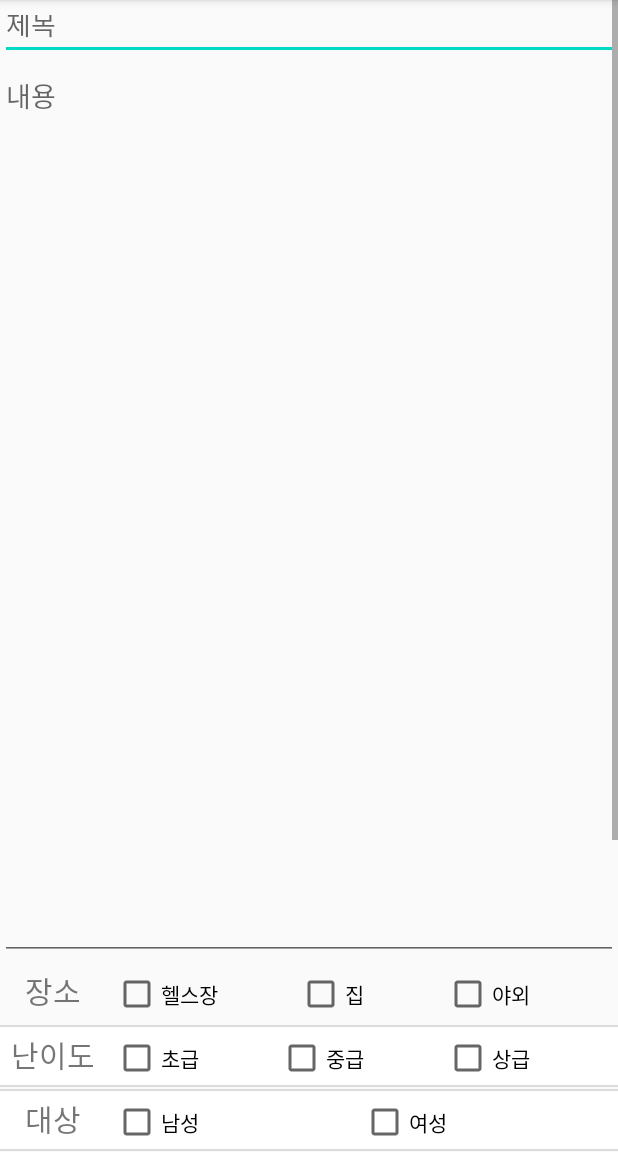
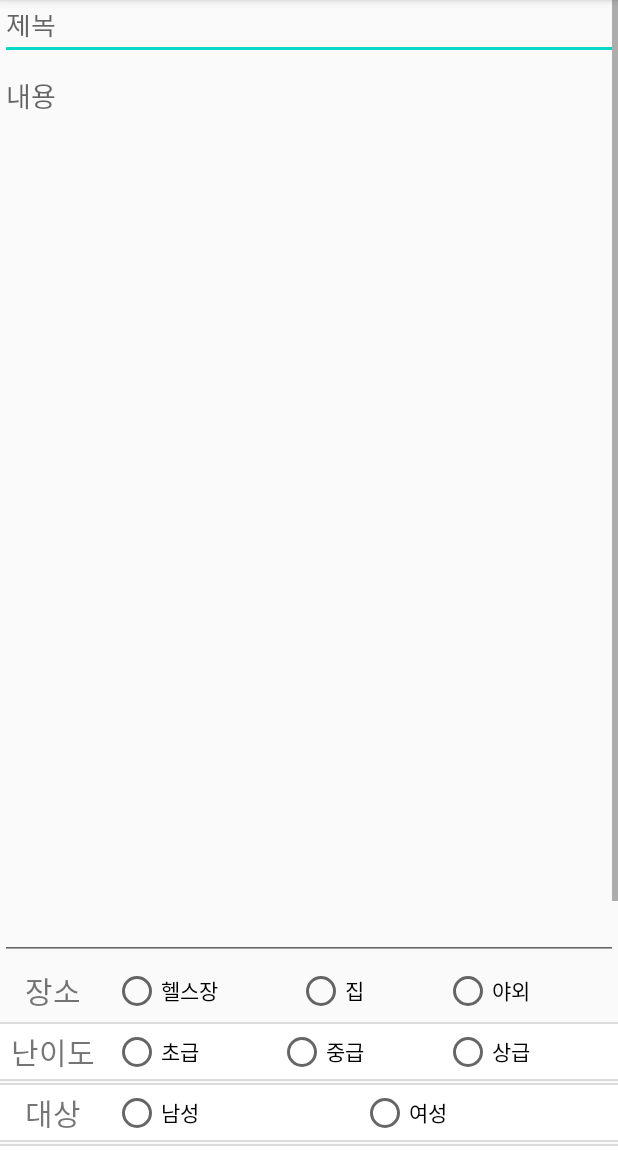
Before and after one commit to Ju-nic2/YourHealth, an Android app: the sns_upload screen opened directly, with no data from a screen before it, on a phone screen of 412 x 824 dp, the part 84-1236 px from its top. Run offline under Robolectric (Android 15) with nearby library versions, the phone set to English and light mode, and no system bars.

Commit message:
A class post_content implemented, sns_upload activity event handling implemented

```diff
--- /dev/null
+++ b/app/src/main/java/com/example/yourhealth/Routine.java
@@ -0,0 +1,4 @@
+package com.example.yourhealth;
+
+public class Routine {
+}
--- /dev/null
+++ b/app/src/main/java/com/example/yourhealth/post_content.java
@@ -0,0 +1,109 @@
+package com.example.yourhealth;
+
+public class post_content {
+    private String title;
+    private String content;
+    private int place;
+    private int difficulty;
+    private int sex;
+    private int frequency;
+    private int time;
+    private Boolean completed;
+    private String photo;
+    private Routine routine;
+
+    final int PLACE_FITNESSCENTER = 0;
+    final int PLACE_HOME = 1;
+    final int PLACE_OUTDOOR = 2;
+    final int DIFFICULTY_NOVICE = 3;
+    final int DIFFICULTY_INTERMEDIATE = 4;
+    final int DIFFICULTY_ADVANCE = 5;
+    final int SEX_MALE = 6;
+    final int SEX_FEMALE = 7;
+    final int FREQUENCY_TOTHREE = 8;
+    final int FREQUENCY_FOURFIVE = 9;
+    final int FREQUENCY_SIXTOSEVEN = 10;
+    final int TIME_TWENTYTOFORTY = 11;
+    final int TIME_FORTYTOSEVENTY = 12;
+    final int TIME_ABOVESEVENTY = 13;
+
+    public String getTitle() {
+        return title;
+    }
+
+    public void setTitle(String title) {
+        this.title = title;
+    }
+
+    public String getContent() {
+        return content;
+    }
+
+    public void setContent(String content) {
+        this.content = content;
+    }
+
+    public int getPlace() {
+        return place;
+    }
+
+    public void setPlace(int place) {
+        this.place = place;
+    }
+
+    public int getDifficulty() {
+        return difficulty;
+    }
+
+    public void setDifficulty(int difficulty) {
+        this.difficulty = difficulty;
+    }
+
+    public int getSex() {
+        return sex;
+    }
+
+    public void setSex(int sex) {
+        this.sex = sex;
+    }
+
+    public int getFrequency() {
+        return frequency;
+    }
+
+    public void setFrequency(int frequency) {
+        this.frequency = frequency;
+    }
+
+    public int getTime() {
+        return time;
+    }
+
+    public void setTime(int time) {
+        this.time = time;
+    }
+
+    public String getPhoto() {
+        return photo;
+    }
+
+    public void setPhoto(String photo) {
+        this.photo = photo;
+    }
+
+    public Routine getRoutine() {
+        return routine;
+    }
+
+    public void setRoutine(Routine routine) {
+        this.routine = routine;
+    }
+    public Boolean getCompleted() {
+        return completed;
+    }
+
+    public void setCompleted(Boolean completed) {
+        this.completed = completed;
+    }
+
+}
--- a/app/src/main/java/com/example/yourhealth/sns_upload.java
+++ b/app/src/main/java/com/example/yourhealth/sns_upload.java
@@ -3,6 +3,12 @@ package com.example.yourhealth;
 import androidx.appcompat.app.AppCompatActivity;
 
 import android.os.Bundle;
+import android.util.Log;
+import android.view.View;
+import android.widget.Button;
+import android.widget.EditText;
+import android.widget.RadioButton;
+import android.widget.RadioGroup;
 
 public class sns_upload extends AppCompatActivity {
 
@@ -10,5 +16,81 @@ public class sns_upload extends AppCompatActivity {
     protected void onCreate(Bundle savedInstanceState) {
         super.onCreate(savedInstanceState);
         setContentView(R.layout.activity_sns_upload);
+
+        Button upload = findViewById(R.id.button_upload);
+        Button tempSave = findViewById(R.id.button_tempSave);
+
+        final post_content post = new post_content();
+
+        RadioGroup place = findViewById(R.id.RadioGroub_place);
+        RadioGroup difficulty = findViewById(R.id.RadioGroub_difficulty);
+        RadioGroup sex = findViewById(R.id.RadioGroub_sex);
+        RadioGroup frequency = findViewById(R.id.RadioGroub_frequency);
+        RadioGroup time = findViewById(R.id.RadioGroub_time);
+
+        place.setOnCheckedChangeListener(new RadioGroup.OnCheckedChangeListener() {
+            @Override
+            public void onCheckedChanged(RadioGroup radioGroup, int i) {
+                if (i == R.id.button_fitnessCenter) post.setPlace(post.PLACE_FITNESSCENTER);
+                else if (i == R.id.button_home) post.setPlace(post.PLACE_HOME);
+                else if (i == R.id.button_outdoor) post.setPlace(post.PLACE_OUTDOOR);
+            }
+        });
+
+        difficulty.setOnCheckedChangeListener(new RadioGroup.OnCheckedChangeListener() {
+            @Override
+            public void onCheckedChanged(RadioGroup radioGroup, int i) {
+                if (i==R.id.button_novice) post.setDifficulty(post.DIFFICULTY_NOVICE);
+                else if (i==R.id.button_intermediate) post.setDifficulty(post.DIFFICULTY_INTERMEDIATE);
+                else if (i==R.id.button_advance) post.setDifficulty(post.DIFFICULTY_ADVANCE);
+            }
+        });
+        sex.setOnCheckedChangeListener(new RadioGroup.OnCheckedChangeListener() {
+            @Override
+            public void onCheckedChanged(RadioGroup radioGroup, int i) {
+                if (i==R.id.button_male) post.setSex(post.SEX_MALE);
+                else if (i==R.id.button_female) post.setSex(post.SEX_FEMALE);
+            }
+        });
+        frequency.setOnCheckedChangeListener(new RadioGroup.OnCheckedChangeListener() {
+            @Override
+            public void onCheckedChanged(RadioGroup radioGroup, int i) {
+                if (i==R.id.button_twoToThree) post.setFrequency(post.FREQUENCY_TOTHREE);
+                else if (i==R.id.button_fourToFive) post.setFrequency(post.FREQUENCY_FOURFIVE);
+                else if (i==R.id.button_sixToSeven) post.setFrequency(post.FREQUENCY_SIXTOSEVEN);
+            }
+        });
+        time.setOnCheckedChangeListener(new RadioGroup.OnCheckedChangeListener() {
+            @Override
+            public void onCheckedChanged(RadioGroup radioGroup, int i) {
+                if (i==R.id.button_twentyToForty) post.setTime(post.TIME_TWENTYTOFORTY);
+                else if (i==R.id.button_fortyToSeventy) post.setTime(post.TIME_FORTYTOSEVENTY);
+                else if (i==R.id.button_aboveSeventy) post.setTime(post.TIME_ABOVESEVENTY);
+            }
+        });
+
+        upload.setOnClickListener(new View.OnClickListener(){
+
+            @Override
+            public void onClick(View view) {
+
+                EditText title = (EditText)findViewById(R.id.text_title);
+                EditText content = (EditText)findViewById(R.id.text_content);
+                post.setTitle(title.getText().toString());
+                post.setContent(content.getText().toString());
+                /*
+                Log.d("Place", ""+post.getPlace());
+                Log.d("Difficulty", ""+post.getDifficulty());
+                Log.d("Sex", ""+post.getSex());
+                Log.d("Frequency", ""+post.getFrequency());
+                Log.d("Time", ""+post.getTime());
+                Log.d("Title", post.getTitle());
+                Log.d("Content", post.getContent());
+                */
+
+
+
+            }
+        });
     }
 }
--- a/app/src/main/java/com/example/yourhealth/sns_weekly.java
+++ b/app/src/main/java/com/example/yourhealth/sns_weekly.java
@@ -13,6 +13,7 @@ public class sns_weekly extends AppCompatActivity {
         super.onCreate(savedInstanceState);
         setContentView(R.layout.sns_weekly);
 
+        //여기서 FB로부터 post_content 객체의 제목, 작성자, 프로필사진, 게시글 번호만 가져와서 배열에 넣을 생각임
         init();
 
         getData();
--- a/app/src/main/res/layout/activity_sns_upload.xml
+++ b/app/src/main/res/layout/activity_sns_upload.xml
@@ -10,11 +10,13 @@
 
         <EditText
             android:layout_width="match_parent"
+            android:id="@+id/text_title"
             android:layout_height="40dp"
             android:hint="제목"
             android:inputType="text" />
 
         <EditText
+            android:id="@+id/text_content"
             android:layout_width="match_parent"
             android:layout_height="600dp"
             android:gravity="top"
@@ -39,26 +41,36 @@
                 android:text="장소"
                 android:textSize="20dp" />
 
-            <CheckBox
+            <RadioGroup
+                android:id="@+id/RadioGroub_place"
+                android:layout_width="match_parent"
+                android:layout_height="match_parent"
+                android:orientation="horizontal">
+
+                <RadioButton
+                    android:id="@+id/button_fitnessCenter"
                     android:layout_width="wrap_content"
                     android:layout_height="wrap_content"
                     android:layout_weight="1"
                     android:text="헬스장" />
-
-            <CheckBox
+                <RadioButton
+                    android:id="@+id/button_home"
                     android:layout_width="wrap_content"
                     android:layout_height="wrap_content"
                     android:layout_weight="1"
                     android:text="집" />
-
-            <CheckBox
+                <RadioButton
+                    android:id="@+id/button_outdoor"
                     android:layout_width="wrap_content"
                     android:layout_height="wrap_content"
                     android:layout_weight="1"
                     android:text="야외" />
+            </RadioGroup>
+
         </LinearLayout>
 
         <LinearLayout
+
             android:layout_width="match_parent"
             android:layout_height="wrap_content"
             android:background="@drawable/border"
@@ -73,23 +85,31 @@
                 android:text="난이도"
                 android:textSize="20dp" />
 
-            <CheckBox
+            <RadioGroup
+                android:id="@+id/RadioGroub_difficulty"
+                android:layout_width="match_parent"
+                android:layout_height="match_parent"
+                android:orientation="horizontal">
+
+            <RadioButton
+                android:id="@+id/button_novice"
                 android:layout_width="wrap_content"
                 android:layout_height="wrap_content"
                 android:layout_weight="1"
                 android:text="초급" />
-
-            <CheckBox
+            <RadioButton
+                android:id="@+id/button_intermediate"
                 android:layout_width="wrap_content"
                 android:layout_height="wrap_content"
                 android:layout_weight="1"
                 android:text="중급" />
-
-            <CheckBox
+            <RadioButton
+                android:id="@+id/button_advance"
                 android:layout_width="wrap_content"
                 android:layout_height="wrap_content"
                 android:layout_weight="1"
                 android:text="상급" />
+            </RadioGroup>
         </LinearLayout>
 
         <LinearLayout
@@ -107,17 +127,25 @@
                 android:text="대상"
                 android:textSize="20dp" />
 
-            <CheckBox
+            <RadioGroup
+                android:id="@+id/RadioGroub_sex"
+                android:layout_width="match_parent"
+                android:layout_height="match_parent"
+                android:orientation="horizontal">
+
+                <RadioButton
+                    android:id="@+id/button_male"
                     android:layout_width="wrap_content"
                     android:layout_height="wrap_content"
                     android:layout_weight="1"
                     android:text="남성" />
-
-            <CheckBox
+                <RadioButton
+                    android:id="@+id/button_female"
                     android:layout_width="wrap_content"
                     android:layout_height="wrap_content"
                     android:layout_weight="1"
                     android:text="여성" />
+            </RadioGroup>
 
         </LinearLayout>
 
@@ -129,67 +157,40 @@
             android:padding="5dp">
 
             <TextView
-                android:layout_width="60dp"
+                android:layout_width="70dp"
                 android:layout_height="wrap_content"
                 android:layout_marginRight="10dp"
                 android:gravity="center_horizontal"
-                android:text="운동 일수"
-                android:textSize="20dp" />
-
-            <LinearLayout
+                android:text="운동일수"
+                android:textSize="18dp" />
+            <RadioGroup
+                android:id="@+id/RadioGroub_frequency"
                 android:layout_width="match_parent"
                 android:layout_height="match_parent"
-                android:orientation="vertical">
-
-                <LinearLayout
-                    android:layout_width="match_parent"
-                    android:layout_height="wrap_content"
                 android:orientation="horizontal">
 
-                    <CheckBox
-                        android:layout_width="65dp"
-                        android:layout_height="wrap_content"
-                        android:layout_weight="1"
-                        android:text="주1~2회" />
-
-                    <CheckBox
+                <RadioButton
+                    android:id="@+id/button_twoToThree"
                     android:layout_width="wrap_content"
                     android:layout_height="wrap_content"
                     android:layout_weight="1"
-                        android:text="주3회" />
+                    android:text="주2~3회" />
 
-                    <CheckBox
+                <RadioButton
+                    android:id="@+id/button_fourToFive"
                     android:layout_width="wrap_content"
                     android:layout_height="wrap_content"
                     android:layout_weight="1"
-                        android:text="주4회" />
+                    android:text="주4~5회" />
 
-                </LinearLayout>
-
-                <LinearLayout
-                    android:layout_width="match_parent"
-                    android:layout_height="wrap_content"
-                    android:orientation="horizontal">
-
-                    <CheckBox
+                <RadioButton
+                    android:id="@+id/button_sixToSeven"
                     android:layout_width="wrap_content"
                     android:layout_height="wrap_content"
                     android:layout_weight="1"
-                        android:text="주5회" />
+                    android:text="주6~7회" />
 
-                    <CheckBox
-                        android:layout_width="wrap_content"
-                        android:layout_height="wrap_content"
-                        android:layout_weight="1"
-                        android:text="주6회" />
-
-                    <CheckBox
-                        android:layout_width="wrap_content"
-                        android:layout_height="wrap_content"
-                        android:layout_weight="1"
-                        android:text="주7회" />
-                </LinearLayout>
-            </LinearLayout>
+            </RadioGroup>
 
         </LinearLayout>
 
@@ -201,67 +202,40 @@
             android:padding="5dp">
 
             <TextView
-                android:layout_width="60dp"
+                android:layout_width="70dp"
                 android:layout_height="wrap_content"
                 android:layout_marginRight="10dp"
                 android:gravity="center_horizontal"
-                android:text="운동 시간"
-                android:textSize="20dp" />
-
-            <LinearLayout
+                android:text="운동시간"
+                android:textSize="18dp" />
+            <RadioGroup
+                android:id="@+id/RadioGroub_time"
                 android:layout_width="match_parent"
                 android:layout_height="match_parent"
-                android:orientation="vertical">
-
-                <LinearLayout
-                    android:layout_width="match_parent"
-                    android:layout_height="wrap_content"
                 android:orientation="horizontal">
 
-                    <CheckBox
+                <RadioButton
+                    android:id="@+id/button_twentyToForty"
                     android:layout_width="wrap_content"
                     android:layout_height="wrap_content"
                     android:layout_weight="1"
-                        android:text="10~30분" />
+                    android:text="20~40분" />
 
-                    <CheckBox
+                <RadioButton
+                    android:id="@+id/button_fortyToSeventy"
                     android:layout_width="wrap_content"
                     android:layout_height="wrap_content"
                     android:layout_weight="1"
-                        android:text="30~50분" />
+                    android:text="40~70분" />
 
-                    <CheckBox
+                <RadioButton
+                    android:id="@+id/button_aboveSeventy"
                     android:layout_width="wrap_content"
                     android:layout_height="wrap_content"
                     android:layout_weight="1"
-                        android:text="50~70분" />
+                    android:text="70분이상" />
 
-                </LinearLayout>
-
-                <LinearLayout
-                    android:layout_width="match_parent"
-                    android:layout_height="wrap_content"
-                    android:orientation="horizontal">
-
-                    <CheckBox
-                        android:layout_width="95dp"
-                        android:layout_height="wrap_content"
-                        android:layout_weight="1"
-                        android:text="70~90분" />
-
-                    <CheckBox
-                        android:layout_width="wrap_content"
-                        android:layout_height="wrap_content"
-                        android:layout_weight="1"
-                        android:text="90~120분" />
-
-                    <CheckBox
-                        android:layout_width="wrap_content"
-                        android:layout_height="wrap_content"
-                        android:layout_weight="1"
-                        android:text="120분이상" />
-                </LinearLayout>
-            </LinearLayout>
+            </RadioGroup>
 
         </LinearLayout>
 
@@ -290,6 +264,7 @@
                 android:orientation="horizontal">
 
                 <Button
+                    android:id="@+id/button_upload"
                     android:layout_width="match_parent"
                     android:layout_height="wrap_content"
                     android:background="#F1924A"
@@ -297,6 +272,7 @@
             </LinearLayout>
 
             <Button
+                android:id="@+id/button_tempSave"
                 android:layout_width="wrap_content"
                 android:layout_height="wrap_content"
                 android:background="#F1924A"
```
Lines whose indentation alone changed are shown as unchanged.
